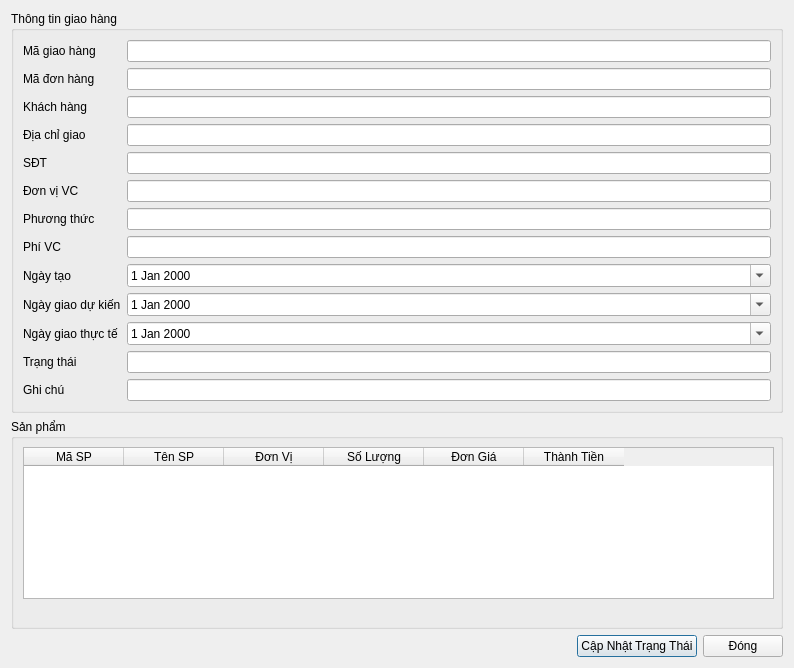
Old version of the form ui/shipment_detail.ui in the repository thinh-doan/sales-and-warehouse-management-system.
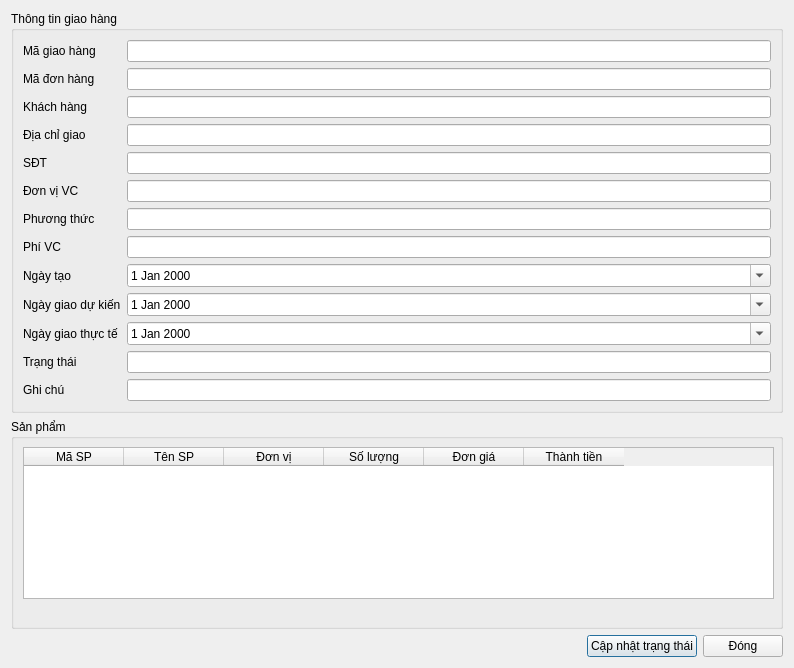
New version of the form. Icons and pictures are not drawn.

```diff
--- a/ui/shipment_detail.ui
+++ b/ui/shipment_detail.ui
@@ -231,22 +231,22 @@
       </column>
       <column>
        <property name="text">
-        <string>Đơn Vị</string>
+        <string>Đơn vị</string>
        </property>
       </column>
       <column>
        <property name="text">
-        <string>Số Lượng</string>
+        <string>Số lượng</string>
        </property>
       </column>
       <column>
        <property name="text">
-        <string>Đơn Giá</string>
+        <string>Đơn giá</string>
        </property>
       </column>
       <column>
        <property name="text">
-        <string>Thành Tiền</string>
+        <string>Thành tiền</string>
        </property>
       </column>
      </widget>
@@ -270,7 +270,7 @@
      <item>
       <widget class="QPushButton" name="btnCapNhatVC">
        <property name="text">
-        <string>Cập Nhật Trạng Thái</string>
+        <string>Cập nhật trạng thái</string>
        </property>
       </widget>
      </item>
```
Left out of the diff: 2 changed lines with no effect on the pictures.
